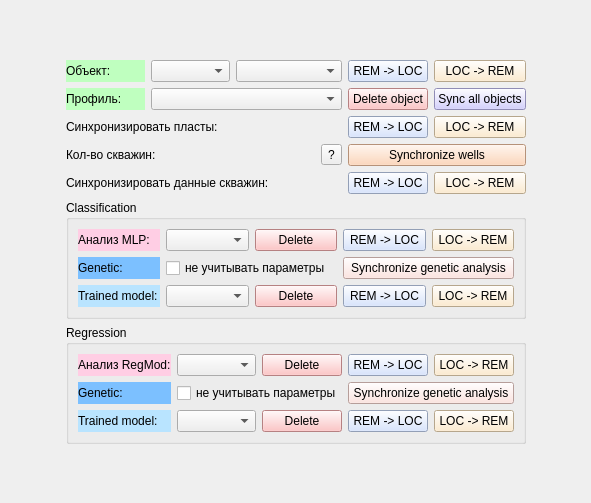
Before: the Qt Designer form qt/rem_db_window.ui in idergunoff/geovel_1.0, drawn with Qt 5.
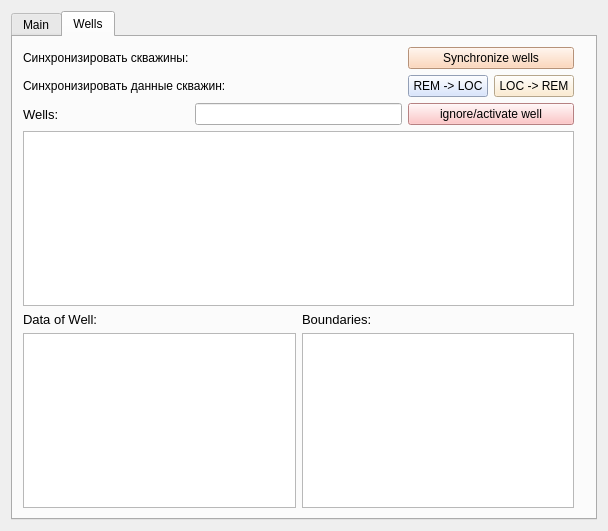
After: the same form once the commit is applied. The open tabs and pages were chosen to show the change.

Commit message: rdb wells

```diff
--- a/qt/rem_db_window.ui
+++ b/qt/rem_db_window.ui
@@ -6,54 +6,32 @@
    <rect>
     <x>0</x>
     <y>0</y>
-    <width>591</width>
-    <height>503</height>
+    <width>608</width>
+    <height>531</height>
    </rect>
   </property>
   <property name="windowTitle">
    <string>RemoteDB</string>
   </property>
   <layout class="QGridLayout" name="gridLayout_2">
-   <item row="1" column="0">
-    <spacer name="horizontalSpacer">
-     <property name="orientation">
-      <enum>Qt::Horizontal</enum>
-     </property>
-     <property name="sizeHint" stdset="0">
-      <size>
-       <width>40</width>
-       <height>20</height>
-      </size>
-     </property>
-    </spacer>
-   </item>
-   <item row="1" column="2">
-    <spacer name="horizontalSpacer_2">
-     <property name="orientation">
-      <enum>Qt::Horizontal</enum>
-     </property>
-     <property name="sizeHint" stdset="0">
-      <size>
-       <width>40</width>
-       <height>20</height>
-      </size>
-     </property>
-    </spacer>
-   </item>
    <item row="0" column="1">
-    <spacer name="verticalSpacer">
-     <property name="orientation">
-      <enum>Qt::Vertical</enum>
+    <widget class="QTabWidget" name="tabWidget">
+     <property name="currentIndex">
+      <number>0</number>
      </property>
-     <property name="sizeHint" stdset="0">
-      <size>
-       <width>20</width>
-       <height>40</height>
-      </size>
-     </property>
-    </spacer>
-   </item>
-   <item row="1" column="1">
+     <widget class="QWidget" name="tab">
+      <attribute name="title">
+       <string>Main</string>
+      </attribute>
+      <widget class="QWidget" name="layoutWidget">
+       <property name="geometry">
+        <rect>
+         <x>10</x>
+         <y>10</y>
+         <width>552</width>
+         <height>460</height>
+        </rect>
+       </property>
     <layout class="QGridLayout" name="gridLayout">
      <item row="5" column="4">
       <widget class="QPushButton" name="pushButton_load_formations">
@@ -130,133 +108,7 @@
        </property>
       </widget>
      </item>
-     <item row="6" column="0" colspan="3">
-      <widget class="QLabel" name="label_wells_count">
-       <property name="text">
-        <string>Кол-во скважин: </string>
-       </property>
-      </widget>
-     </item>
-     <item row="6" column="4" colspan="2">
-      <widget class="QPushButton" name="pushButton_sync_wells">
-       <property name="toolTip">
-        <string>Синхронизировать скважины в локальной и удаленной БД</string>
-       </property>
-       <property name="styleSheet">
-        <string notr="true">background-color: rgb(255, 205, 169);</string>
-       </property>
-       <property name="text">
-        <string>Synchronize wells</string>
-       </property>
-      </widget>
-     </item>
-     <item row="6" column="3">
-      <widget class="QToolButton" name="toolButton_cw">
-       <property name="toolTip">
-        <string>Обновить кол-во скважин</string>
-       </property>
-       <property name="text">
-        <string>?</string>
-       </property>
-      </widget>
-     </item>
-     <item row="0" column="4">
-      <widget class="QPushButton" name="pushButton_load_obj_rem">
-       <property name="toolTip">
-        <string>Загрузить объект с удаленной БД на локальную</string>
-       </property>
-       <property name="styleSheet">
-        <string notr="true">background-color: rgb(206, 222, 255);</string>
-       </property>
-       <property name="text">
-        <string>REM -&gt; LOC</string>
-       </property>
-      </widget>
-     </item>
-     <item row="1" column="0">
-      <widget class="QLabel" name="label_5">
-       <property name="styleSheet">
-        <string notr="true">background-color: rgb(191, 255, 191);</string>
-       </property>
-       <property name="text">
-        <string>Профиль:</string>
-       </property>
-      </widget>
-     </item>
-     <item row="0" column="0">
-      <widget class="QLabel" name="label_4">
-       <property name="styleSheet">
-        <string notr="true">background-color: rgb(191, 255, 191);</string>
-       </property>
-       <property name="text">
-        <string>Объект:</string>
-       </property>
-      </widget>
-     </item>
-     <item row="7" column="4">
-      <widget class="QPushButton" name="pushButton_load_well_rel">
-       <property name="toolTip">
-        <string>Загрузить данные скважин с удаленной БД на локальную</string>
-       </property>
-       <property name="styleSheet">
-        <string notr="true">background-color: rgb(206, 222, 255);</string>
-       </property>
-       <property name="text">
-        <string>REM -&gt; LOC</string>
-       </property>
-      </widget>
-     </item>
-     <item row="0" column="1">
-      <widget class="QComboBox" name="comboBox_object_rem">
-       <property name="sizePolicy">
-        <sizepolicy hsizetype="Preferred" vsizetype="Fixed">
-         <horstretch>0</horstretch>
-         <verstretch>0</verstretch>
-        </sizepolicy>
-       </property>
-       <property name="toolTip">
-        <string/>
-       </property>
-      </widget>
-     </item>
-     <item row="5" column="0" colspan="4">
-      <widget class="QLabel" name="label_2">
-       <property name="styleSheet">
-        <string notr="true"/>
-       </property>
-       <property name="text">
-        <string>Синхронизировать пласты:</string>
-       </property>
-      </widget>
-     </item>
-     <item row="7" column="0" colspan="4">
-      <widget class="QLabel" name="label">
-       <property name="text">
-        <string>Синхронизировать данные скважин:</string>
-       </property>
-      </widget>
-     </item>
-     <item row="0" column="2" colspan="2">
-      <widget class="QComboBox" name="comboBox_research_rem">
-       <property name="toolTip">
-        <string>Дата исследования</string>
-       </property>
-      </widget>
-     </item>
-     <item row="7" column="5">
-      <widget class="QPushButton" name="pushButton_unload_well_rel">
-       <property name="toolTip">
-        <string>Выгрузить данные скважин с локальной БД на удаленную</string>
-       </property>
-       <property name="styleSheet">
-        <string notr="true">background-color: rgb(255, 233, 196);</string>
-       </property>
-       <property name="text">
-        <string>LOC -&gt; REM</string>
-       </property>
-      </widget>
-     </item>
-     <item row="8" column="0" colspan="6">
+        <item row="6" column="0" colspan="6">
       <widget class="QGroupBox" name="groupBox">
        <property name="title">
         <string>Classification</string>
@@ -390,7 +242,43 @@
        </layout>
       </widget>
      </item>
-     <item row="9" column="0" colspan="6">
+        <item row="1" column="5">
+         <widget class="QPushButton" name="pushButton_sync_objects">
+          <property name="toolTip">
+           <string>Синхронизировать все объекты вместе с исследованиями и профилями</string>
+          </property>
+          <property name="styleSheet">
+           <string notr="true">background-color: rgb(201, 196, 255);</string>
+          </property>
+          <property name="text">
+           <string>Sync all objects</string>
+          </property>
+         </widget>
+        </item>
+        <item row="0" column="5">
+         <widget class="QPushButton" name="pushButton_unload_obj_rem">
+          <property name="toolTip">
+           <string>Выгрузить объект с локальной БД на удаленную</string>
+          </property>
+          <property name="styleSheet">
+           <string notr="true">background-color: rgb(255, 233, 196);</string>
+          </property>
+          <property name="text">
+           <string>LOC -&gt; REM</string>
+          </property>
+         </widget>
+        </item>
+        <item row="1" column="0">
+         <widget class="QLabel" name="label_5">
+          <property name="styleSheet">
+           <string notr="true">background-color: rgb(191, 255, 191);</string>
+          </property>
+          <property name="text">
+           <string>Профиль:</string>
+          </property>
+         </widget>
+        </item>
+        <item row="7" column="0" colspan="6">
       <widget class="QGroupBox" name="groupBox_2">
        <property name="title">
         <string>Regression</string>
@@ -511,8 +399,108 @@
           </property>
          </widget>
         </item>
-        <item row="2" column="4">
-         <widget class="QPushButton" name="pushButton_unload_model_reg">
+          </layout>
+         </widget>
+        </item>
+        <item row="1" column="1" colspan="3">
+         <widget class="QComboBox" name="comboBox_profile_rem">
+          <property name="sizePolicy">
+           <sizepolicy hsizetype="Preferred" vsizetype="Fixed">
+            <horstretch>0</horstretch>
+            <verstretch>0</verstretch>
+           </sizepolicy>
+          </property>
+         </widget>
+        </item>
+        <item row="5" column="0" colspan="4">
+         <widget class="QLabel" name="label_2">
+          <property name="styleSheet">
+           <string notr="true"/>
+          </property>
+          <property name="text">
+           <string>Синхронизировать пласты:</string>
+          </property>
+         </widget>
+        </item>
+        <item row="0" column="3">
+         <widget class="QComboBox" name="comboBox_research_rem">
+          <property name="toolTip">
+           <string>Дата исследования</string>
+          </property>
+         </widget>
+        </item>
+        <item row="0" column="1" colspan="2">
+         <widget class="QComboBox" name="comboBox_object_rem">
+          <property name="sizePolicy">
+           <sizepolicy hsizetype="Preferred" vsizetype="Fixed">
+            <horstretch>0</horstretch>
+            <verstretch>0</verstretch>
+           </sizepolicy>
+          </property>
+          <property name="toolTip">
+           <string/>
+          </property>
+         </widget>
+        </item>
+       </layout>
+      </widget>
+     </widget>
+     <widget class="QWidget" name="tab_2">
+      <attribute name="title">
+       <string>Wells</string>
+      </attribute>
+      <widget class="QWidget" name="layoutWidget_2">
+       <property name="geometry">
+        <rect>
+         <x>10</x>
+         <y>10</y>
+         <width>551</width>
+         <height>461</height>
+        </rect>
+       </property>
+       <layout class="QGridLayout" name="gridLayout_5">
+        <item row="0" column="0" colspan="2">
+         <layout class="QGridLayout" name="gridLayout_6">
+          <item row="0" column="0">
+           <widget class="QLabel" name="label_wells_count">
+            <property name="text">
+             <string>Синхронизировать скважины:</string>
+            </property>
+           </widget>
+          </item>
+          <item row="0" column="2" rowspan="3">
+           <layout class="QGridLayout" name="gridLayout_7">
+            <item row="0" column="0" colspan="2">
+             <widget class="QPushButton" name="pushButton_sync_wells">
+              <property name="toolTip">
+               <string>Синхронизировать скважины в локальной и удаленной БД</string>
+              </property>
+              <property name="styleSheet">
+               <string notr="true">background-color: rgb(255, 205, 169);</string>
+              </property>
+              <property name="text">
+               <string>Synchronize wells</string>
+              </property>
+             </widget>
+            </item>
+            <item row="1" column="0">
+             <widget class="QPushButton" name="pushButton_load_well_rel">
+              <property name="toolTip">
+               <string>Загрузить данные скважин с удаленной БД на локальную</string>
+              </property>
+              <property name="styleSheet">
+               <string notr="true">background-color: rgb(206, 222, 255);</string>
+              </property>
+              <property name="text">
+               <string>REM -&gt; LOC</string>
+              </property>
+             </widget>
+            </item>
+            <item row="1" column="1">
+             <widget class="QPushButton" name="pushButton_unload_well_rel">
+              <property name="toolTip">
+               <string>Выгрузить данные скважин с локальной БД на удаленную</string>
+              </property>
           <property name="styleSheet">
            <string notr="true">background-color: rgb(255, 233, 196);</string>
           </property>
@@ -521,23 +509,94 @@
           </property>
          </widget>
         </item>
-       </layout>
-      </widget>
-     </item>
-    </layout>
-   </item>
+            <item row="2" column="0" colspan="2">
+             <widget class="QPushButton" name="pushButton_ignore_well_rdb">
+              <property name="toolTip">
+               <string>Пометить скважину как неактивную/активную</string>
+              </property>
+              <property name="styleSheet">
+               <string notr="true">background-color: rgb(255, 181, 182);</string>
+              </property>
+              <property name="text">
+               <string>ignore/activate well</string>
+              </property>
+             </widget>
+            </item>
+           </layout>
+          </item>
+          <item row="1" column="0" colspan="2">
+           <widget class="QLabel" name="label">
+            <property name="text">
+             <string>Синхронизировать данные скважин:</string>
+            </property>
+           </widget>
+          </item>
+          <item row="2" column="0">
+           <widget class="QLabel" name="label_wells">
+            <property name="font">
+             <font>
+              <pointsize>10</pointsize>
+              <weight>50</weight>
+              <bold>false</bold>
+             </font>
+            </property>
+            <property name="text">
+             <string>Wells:</string>
+            </property>
+           </widget>
+          </item>
+          <item row="2" column="1">
+           <widget class="QLineEdit" name="lineEdit_well_search"/>
+          </item>
+         </layout>
+        </item>
+        <item row="1" column="0" colspan="2">
+         <widget class="QListWidget" name="listWidget_wells"/>
+        </item>
+        <item row="2" column="0">
+         <layout class="QVBoxLayout" name="verticalLayout">
+          <item>
+           <widget class="QLabel" name="label_12">
+            <property name="font">
+             <font>
+              <pointsize>10</pointsize>
+              <weight>50</weight>
+              <bold>false</bold>
+             </font>
+            </property>
+            <property name="text">
+             <string>Data of Well:</string>
+            </property>
+           </widget>
+          </item>
+          <item>
+           <widget class="QTextEdit" name="textEdit_wells_data"/>
+          </item>
+         </layout>
+        </item>
    <item row="2" column="1">
-    <spacer name="verticalSpacer_2">
-     <property name="orientation">
-      <enum>Qt::Vertical</enum>
-     </property>
-     <property name="sizeHint" stdset="0">
-      <size>
-       <width>20</width>
-       <height>40</height>
-      </size>
-     </property>
-    </spacer>
+         <layout class="QVBoxLayout" name="verticalLayout_2">
+          <item>
+           <widget class="QLabel" name="label_13">
+            <property name="font">
+             <font>
+              <pointsize>10</pointsize>
+             </font>
+            </property>
+            <property name="text">
+             <string>Boundaries:</string>
+            </property>
+           </widget>
+          </item>
+          <item>
+           <widget class="QListWidget" name="listWidget_boundary"/>
+          </item>
+         </layout>
+        </item>
+       </layout>
+      </widget>
+     </widget>
+    </widget>
    </item>
   </layout>
  </widget>
```
Left out of the diff: 305 changed lines with no effect on the pictures. Lines whose indentation alone changed are shown as unchanged. The commit also changes 7 other files.
